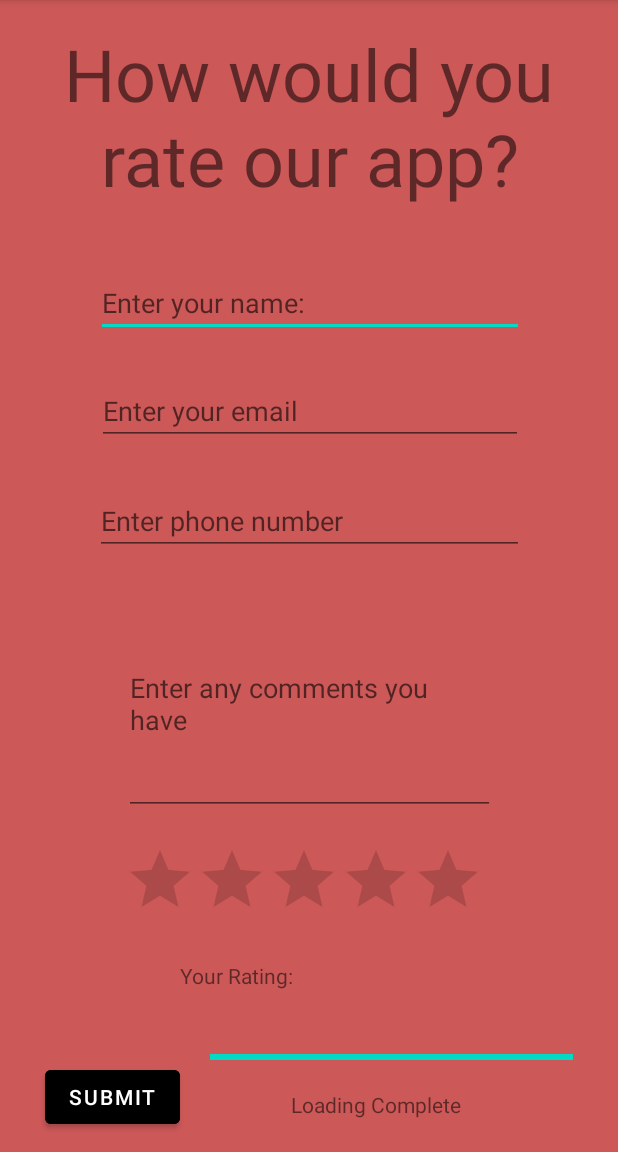
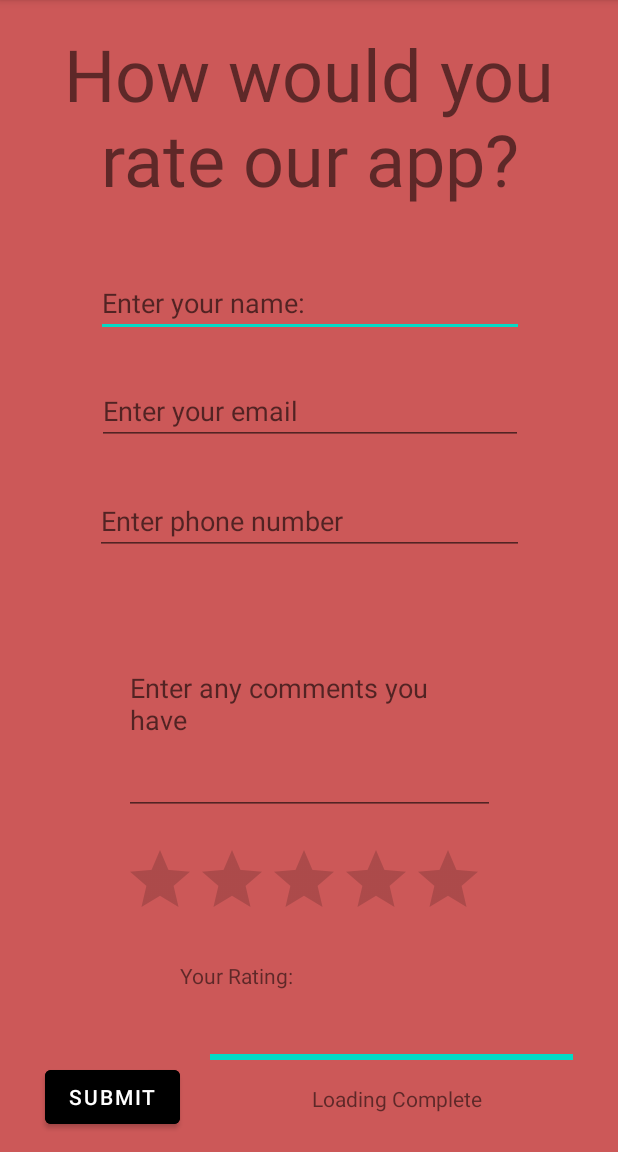
Before and after one commit to ZacharySymons-n01390593/Centurion, an Android app: the fragment FeedbackFrag placed in its activity, after a tap on "SUBMIT", on a phone screen of 412 x 824 dp, the part 84-1236 px from its top. Run offline under Robolectric (Android 15) with nearby library versions, the phone set to English and light mode, and no system bars; our stand-ins replace Firebase (no records; nobody signed in at launch, a user with empty details on screens opened directly); Roboto replaces fonts that are not available here.

Commit message:
changes to style on feedback page

```diff
--- a/Centurion/src/main/res/layout/fragment_feedback.xml
+++ b/Centurion/src/main/res/layout/fragment_feedback.xml
@@ -138,10 +138,10 @@
         android:visibility="invisible"
         app:layout_constraintBottom_toBottomOf="parent"
         app:layout_constraintEnd_toEndOf="parent"
-        app:layout_constraintHorizontal_bias="0.865"
+        app:layout_constraintHorizontal_bias="0.928"
         app:layout_constraintStart_toStartOf="parent"
         app:layout_constraintTop_toTopOf="parent"
-        app:layout_constraintVertical_bias="0.982" />
+        app:layout_constraintVertical_bias="0.977" />
 
 
 </androidx.constraintlayout.widget.ConstraintLayout>
```
